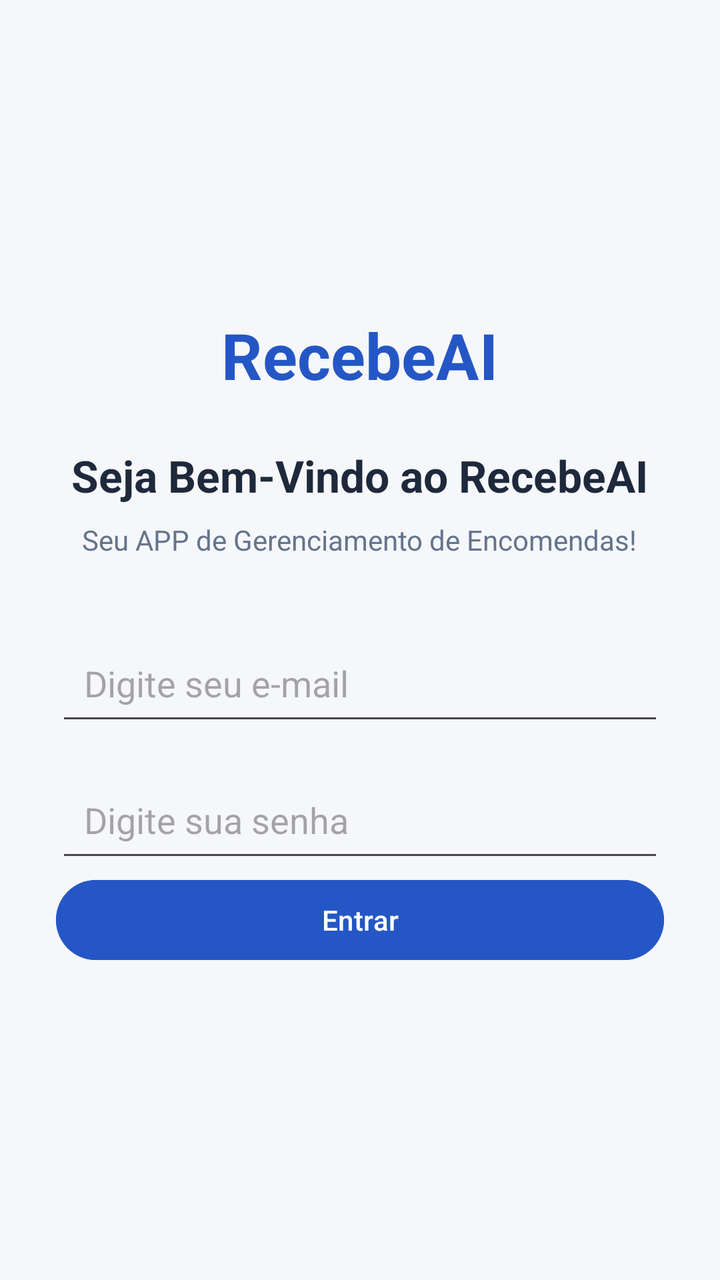
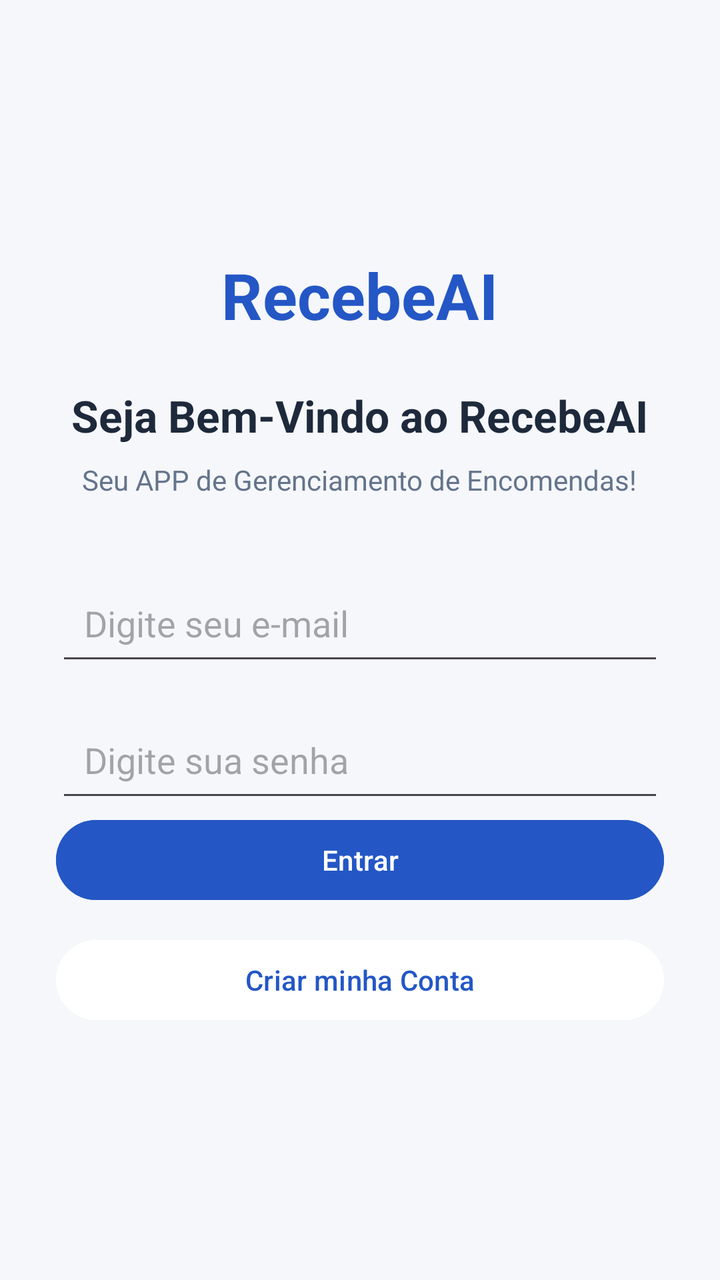

An Android layout rendered at two revisions. The XML below is the earlier revision; the diff shows what the commit changed to produce the second picture.
<!-- AndroidManifest.xml: application theme Theme.RecebeAI -->
<!-- res/layout/activity_main.xml -->
<?xml version="1.0" encoding="utf-8"?>
<androidx.constraintlayout.widget.ConstraintLayout
    android:id="@+id/main"
    xmlns:android="http://schemas.android.com/apk/res/android"
    xmlns:app="http://schemas.android.com/apk/res-auto"
    xmlns:tools="http://schemas.android.com/tools"

    android:layout_width="match_parent"
    android:layout_height="match_parent"
    android:background="@color/background"
    tools:context=".MainActivity">

    <LinearLayout

        android:layout_width="0dp"
        android:layout_height="wrap_content"
        android:orientation="vertical"
        android:gravity="center_horizontal"
        android:padding="28dp"
        app:layout_constraintTop_toTopOf="parent"
        app:layout_constraintBottom_toBottomOf="parent"
        app:layout_constraintStart_toStartOf="parent"
        app:layout_constraintEnd_toEndOf="parent">

        

        <TextView
            android:layout_width="wrap_content"
            android:layout_height="wrap_content"
            android:text="@string/app_name"
            android:textSize="32sp"
            android:textStyle="bold"
            android:textColor="@color/blue_primary" />

        

        <TextView
            android:layout_width="wrap_content"
            android:layout_height="wrap_content"
            android:layout_marginTop="24dp"
            android:text="@string/login_title"
            android:textSize="22sp"
            android:textStyle="bold"
            android:textColor="@color/text_primary"/>

        

        <TextView
            android:layout_width="wrap_content"
            android:layout_height="wrap_content"
            android:layout_marginTop="8dp"
            android:text="@string/login_subtitle"
            android:textSize="14sp"
            android:textColor="@color/text_secondary"/>

        

        <EditText
            android:id="@+id/editEmail"
            android:layout_width="match_parent"
            android:layout_height="wrap_content"
            android:layout_marginTop="36dp"
            android:hint="@string/email_hint"
            android:inputType="textEmailAddress"
            android:padding="14dp"
            android:singleLine="true"/>

        

        <EditText
            android:id="@+id/editPassword"
            android:layout_width="match_parent"
            android:layout_height="wrap_content"
            android:layout_marginTop="16dp"
            android:hint="@string/password_hint"
            android:inputType="textPassword"
            android:padding="14dp"
            android:singleLine="true" />

        

        <Button
            android:id="@+id/buttonLogin"
            android:layout_width="match_parent"
            android:layout_height="wrap_content"
            android:textColor="@color/white"
            android:backgroundTint="@color/blue_primary"
            android:text="@string/login_button"/>

    </LinearLayout>

</androidx.constraintlayout.widget.ConstraintLayout>
<!-- resources referenced by this layout -->
<resources>
  <color name="background">#F5F7FB</color>
  <color name="blue_primary">#2457C5</color>
  <color name="text_primary">#1E293B</color>
  <color name="text_secondary">#64748B</color>
  <color name="white">#FFFFFF</color>
  <string name="app_name">RecebeAI</string>
  <string name="email_hint">Digite seu e-mail</string>
  <string name="login_button">Entrar</string>
  <string name="login_subtitle">
          Seu APP de Gerenciamento de Encomendas!
      </string>
  <string name="login_title">Seja Bem-Vindo ao RecebeAI</string>
  <string name="password_hint">Digite sua senha</string>
  <style name="Theme.RecebeAI" parent="Base.Theme.RecebeAI" />
  <style name="Base.Theme.RecebeAI" parent="Theme.Material3.DayNight.NoActionBar">
          
          
      </style>
</resources>

<!-- the commit's change to res/layout/activity_main.xml (unified diff, before → after) -->
@@ -87,6 +87,16 @@
             android:backgroundTint="@color/blue_primary"
             android:text="@string/login_button"/>
 
+        <Button
+            android:id="@+id/buttonRegister"
+            android:layout_width="match_parent"
+            android:layout_height="wrap_content"
+            android:layout_marginTop="12dp"
+            android:text="@string/register_button"
+            android:textColor="@color/blue_primary"
+            android:backgroundTint="@color/white"/>
+
+
     </LinearLayout>
 
 </androidx.constraintlayout.widget.ConstraintLayout>
<!-- resource entries referenced after the edit -->
@@ -13,6 +13,9 @@
       </string>
   <string name="login_title">Seja Bem-Vindo ao RecebeAI</string>
   <string name="password_hint">Digite sua senha</string>
+  <string name="register_button">Criar minha Conta</string>
+  
+      // tela de se cadastrar
   <style name="Theme.RecebeAI" parent="Base.Theme.RecebeAI" />
   <style name="Base.Theme.RecebeAI" parent="Theme.Material3.DayNight.NoActionBar">
           
